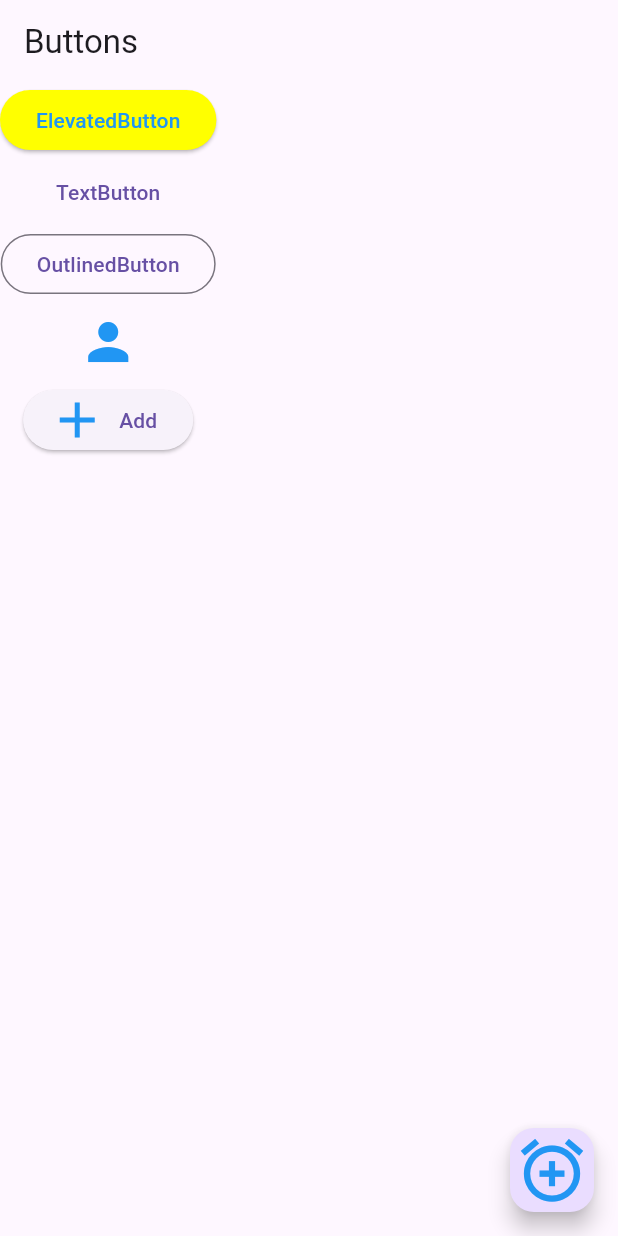
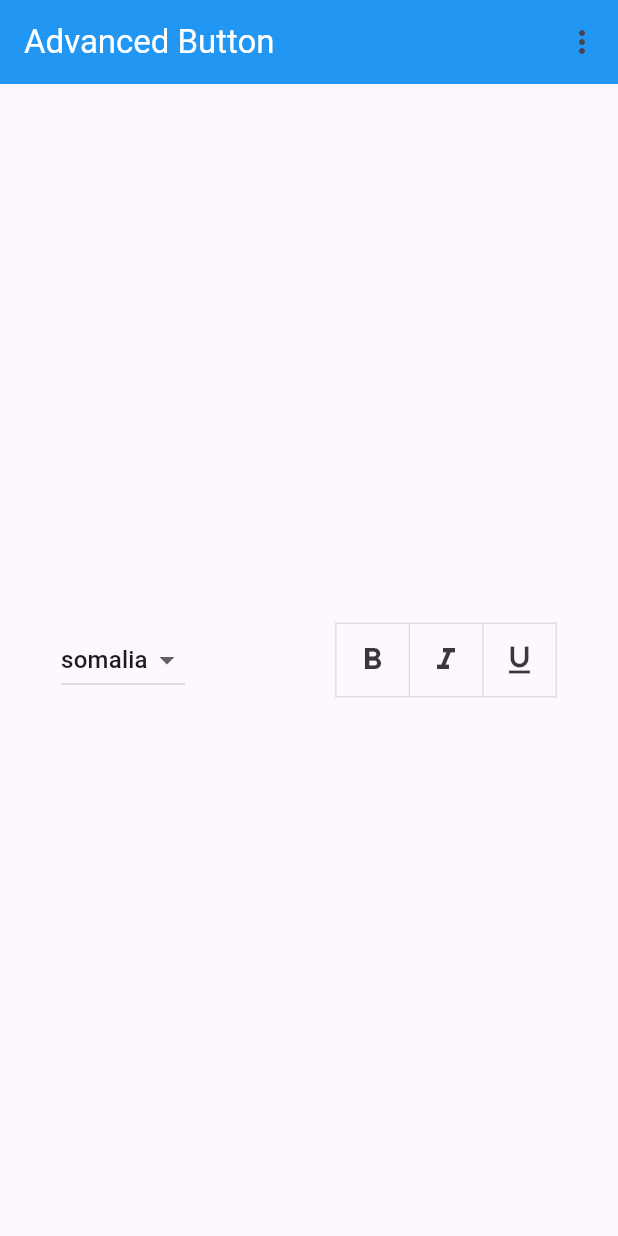
Before and after one commit to Flutter-labs-2024/ButtonsWidget, a Flutter app: the screen it shows after launch, on a phone screen of 412 x 824 dp. Run offline on Flutter 3.47's test engine with Material 3 defaults, Android fonts, the phone set to English and light mode, and no system bars.

Commit message:
first commit

```diff
--- /dev/null
+++ b/lib/advancedButtons.dart
@@ -0,0 +1,63 @@
+import 'package:flutter/material.dart';
+
+class AdvancedButtons extends StatefulWidget {
+  const AdvancedButtons({super.key});
+
+  @override
+  State<AdvancedButtons> createState() => _AdvancedButtonsState();
+}
+
+class _AdvancedButtonsState extends State<AdvancedButtons> {
+  @override
+  String selectedValue='somalia';
+  List<bool> _isSelected = [false, false, false];
+
+  Widget build(BuildContext context) {
+    return Scaffold(appBar: AppBar(
+      title: Text('Advanced Button', style: TextStyle(color: Colors.white),)   ,
+
+      backgroundColor: Colors.blue,
+      actions: [PopupMenuButton(itemBuilder: (BuildContext context) {
+        return [
+          PopupMenuItem(child: Text('profile')) ,
+          PopupMenuItem(child: Text('Settings')) ,
+          PopupMenuItem(child: Text('Logout'))
+        ]   ;
+      },
+      )],
+    ),
+      body: Center(
+        child: OverflowBar(
+                     alignment:MainAxisAlignment.center,
+            spacing: 100,
+          children: [
+            DropdownButton(
+                value: selectedValue ,
+                items: [
+              DropdownMenuItem(child: Text("somalia"),value: "somalia"),
+              DropdownMenuItem(child: Text("Canada"),value: "Canada"),
+              DropdownMenuItem(child: Text("USA"),value: "USA"),
+              DropdownMenuItem(child: Text("England"),value: "England"),
+            ], onChanged: (String? value){
+                   setState(() {
+                     selectedValue=value!;
+                   });
+            }),
+        ToggleButtons(
+          isSelected: _isSelected,
+          children: [
+            Icon(Icons.format_bold),
+            Icon(Icons.format_italic),
+            Icon(Icons.format_underlined),
+          ]
+          ,
+            onPressed:(int index){
+            setState(() {
+              _isSelected[index]=!_isSelected[index];
+            });
+            }
+        )]),
+
+      ));
+  }
+}
--- a/lib/main.dart
+++ b/lib/main.dart
@@ -1,6 +1,8 @@
 import 'package:button/buttons.dart';
 import 'package:flutter/material.dart';
 
+import 'advancedButtons.dart';
+
 void main() {
-  runApp(MaterialApp(home:MyButton() ,));
+  runApp(MaterialApp(home:AdvancedButtons() ,));
 }
```
